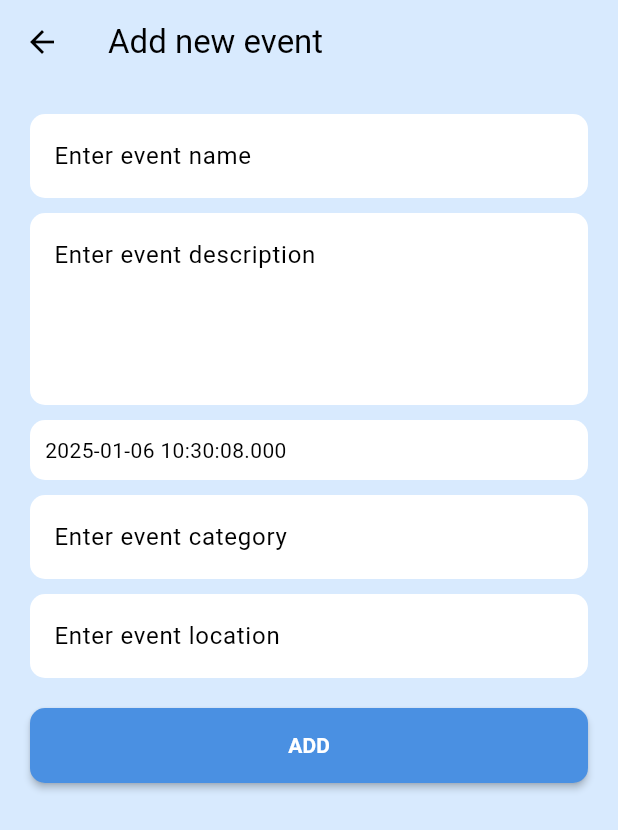
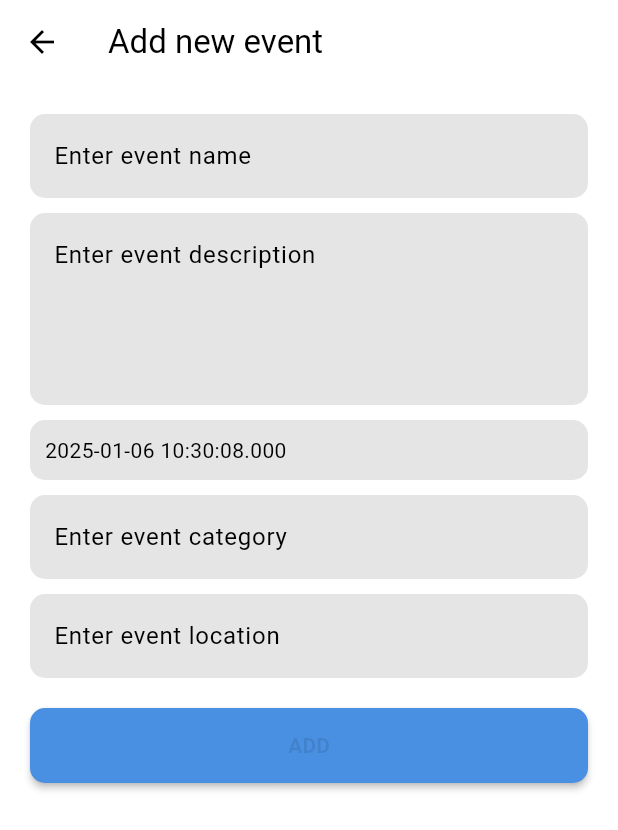
Before and after one commit to vyphuong2001122/event-management-app, a Flutter app: the AddNewEventScreen screen opened by its route, on a phone screen of 412 x 824 dp. Shown: the top 830 px of the screen. Run offline on Flutter 3.47's test engine with Material 3 defaults, Android fonts, the light colour scheme and no system bars; our stand-ins replace dio, shared_preferences; missing offline and left inert: ai_barcode_scanner; accounts and stored records are empty; Roboto replaces fonts that are missing (Poppins).

Commit message:
[FE] Dark mode

```diff
--- a/frontend/lib/colors.dart
+++ b/frontend/lib/colors.dart
@@ -6,4 +6,9 @@ const Color primaryColorLightest = Color(0xFFD8EAFE);
 const Color secondaryColor = Color(0xFFFF6F61);
 const Color secondaryColorLight = Color(0xFFFFA397);
 const Color secondaryColorLightest = Color(0xFFFFDED9);
-const Color backgroundColor = primaryColorLightest;
+const Color backgroundColor = Colors.white;
+
+// Dark mode
+const Color primaryColorDark = Color(0xFF1A73E8);
+const Color secondaryColorDark = Color(0xFFD1495B);
+const Color backgroundColorDark = Color(0xFF121212);
--- a/frontend/lib/view/add_new_event_screen.dart
+++ b/frontend/lib/view/add_new_event_screen.dart
@@ -30,7 +30,10 @@ class _AddNewEventScreenState extends State<AddNewEventScreen> {
                   children: [
                     Container(
                       decoration: BoxDecoration(
-                        color: Colors.white,
+                        color: Theme.of(context)
+                            .colorScheme
+                            .onBackground
+                            .withOpacity(0.1),
                         borderRadius: BorderRadius.circular(10),
                       ),
                       child: TextFormField(
@@ -52,7 +55,10 @@ class _AddNewEventScreenState extends State<AddNewEventScreen> {
                     SizedBox(height: 10),
                     Container(
                       decoration: BoxDecoration(
-                        color: Colors.white,
+                        color: Theme.of(context)
+                            .colorScheme
+                            .onBackground
+                            .withOpacity(0.1),
                         borderRadius: BorderRadius.circular(10),
                       ),
                       child: TextFormField(
@@ -77,7 +83,10 @@ class _AddNewEventScreenState extends State<AddNewEventScreen> {
                       child: Container(
                         width: double.infinity,
                         decoration: BoxDecoration(
-                          color: Colors.white,
+                          color: Theme.of(context)
+                              .colorScheme
+                              .onBackground
+                              .withOpacity(0.1),
                           borderRadius: BorderRadius.circular(10),
                         ),
                         padding: EdgeInsets.all(10),
@@ -101,7 +110,10 @@ class _AddNewEventScreenState extends State<AddNewEventScreen> {
                     SizedBox(height: 10),
                     Container(
                       decoration: BoxDecoration(
-                        color: Colors.white,
+                        color: Theme.of(context)
+                            .colorScheme
+                            .onBackground
+                            .withOpacity(0.1),
                         borderRadius: BorderRadius.circular(10),
                       ),
                       child: TextFormField(
@@ -122,7 +134,10 @@ class _AddNewEventScreenState extends State<AddNewEventScreen> {
                     SizedBox(height: 10),
                     Container(
                       decoration: BoxDecoration(
-                        color: Colors.white,
+                        color: Theme.of(context)
+                            .colorScheme
+                            .onBackground
+                            .withOpacity(0.1),
                         borderRadius: BorderRadius.circular(10),
                       ),
                       child: TextFormField(
@@ -159,7 +174,10 @@ class _AddNewEventScreenState extends State<AddNewEventScreen> {
                         height: 50,
                         shape: RoundedRectangleBorder(
                             borderRadius: BorderRadius.circular(10)),
-                        textColor: Colors.white,
+                        textColor: Theme.of(context)
+                            .colorScheme
+                            .onBackground
+                            .withOpacity(0.1),
                         color: primaryColor,
                         child: Text(
                           'ADD',
--- a/frontend/lib/view/widgets/home_menu_widget.dart
+++ b/frontend/lib/view/widgets/home_menu_widget.dart
@@ -15,7 +15,7 @@ class HomeMenuWidget extends StatelessWidget {
       dimension: 160,
       child: Container(
         decoration: BoxDecoration(
-          color: Colors.white,
+          color: Theme.of(context).colorScheme.background,
           borderRadius: BorderRadius.circular(20),
           boxShadow: [
             BoxShadow(
```
Also changed, not shown: frontend/lib/controllers/theme_controller.dart (added, +28 -0 lines), frontend/lib/main.dart (+20 -0 lines), frontend/lib/view/home_screen.dart (+25 -8 lines), frontend/lib/view/widgets/event_item.dart (+4 -3 lines).
